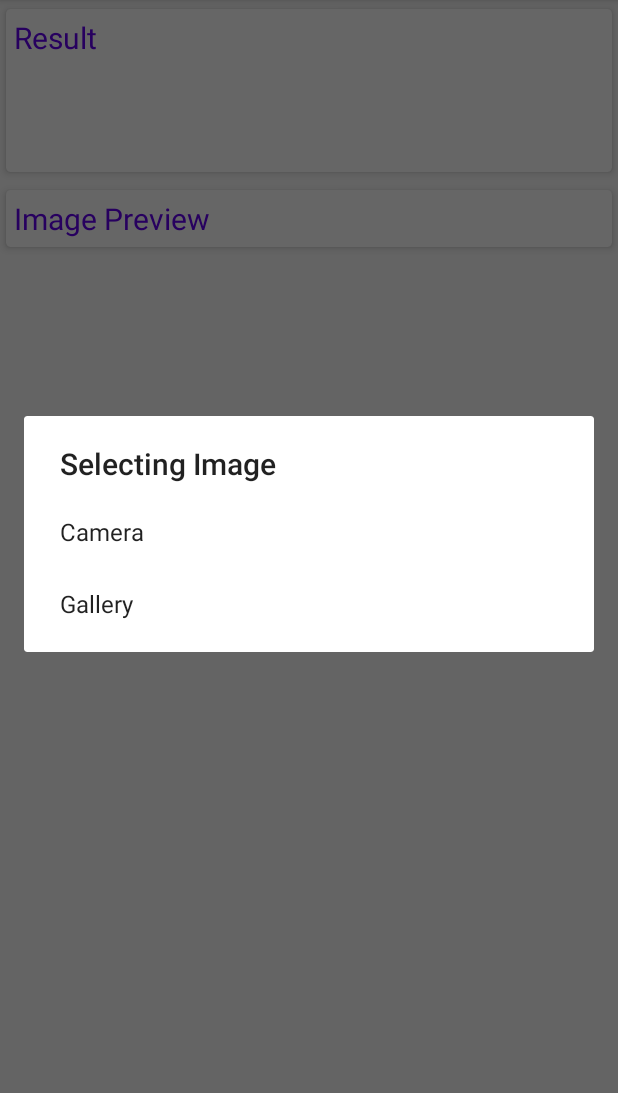
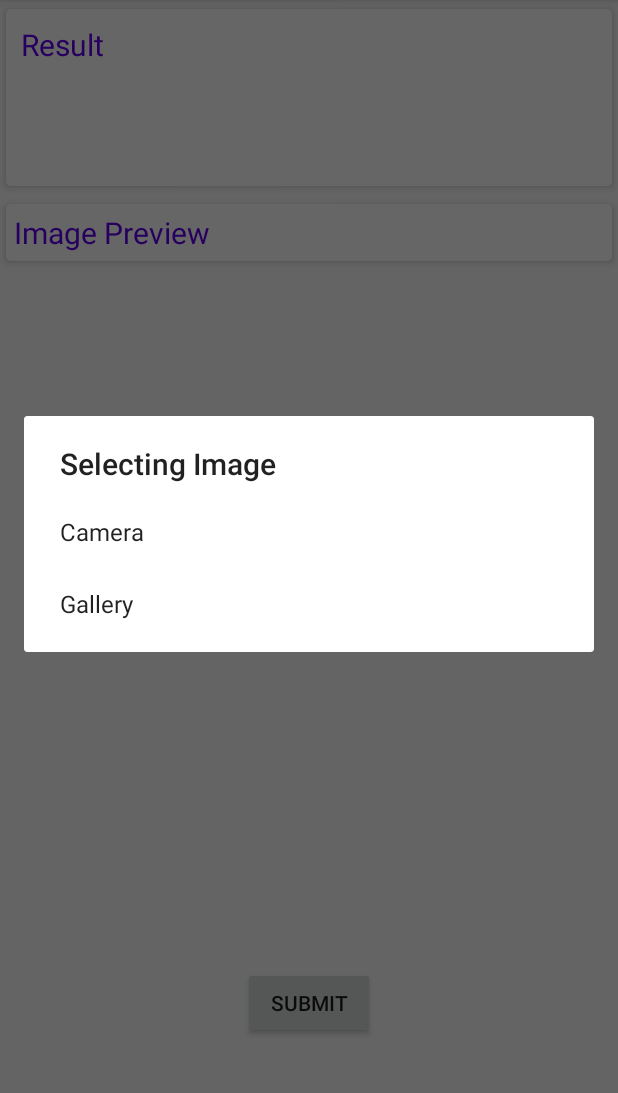
Before and after one commit to Eoghan-oconnor/FinalYearProject, an Android app: the OCR screen opened directly, with no data from a screen before it, after a tap on "Add Image", on a phone screen of 412 x 824 dp, the part 84-1177 px from its top. Run offline under Robolectric (Android 15) with nearby library versions, the phone set to English and light mode, and no system bars; libraries missing offline, so code that uses them is left out: com.parse, com.theartofdev.edmodo; pictures from the network do not load.

Commit message:
Ocr added and adding prices to db

```diff
--- a/app/src/main/java/com/example/navigation/InfoDisplay.java
+++ b/app/src/main/java/com/example/navigation/InfoDisplay.java
@@ -148,7 +148,7 @@ public class InfoDisplay extends AppCompatActivity {
     }
 
     public void voidUpdateOnClick(View view) {
-        if (diesel.getText().toString().matches("") || diesel.getText().toString().matches("")) {
+        if (diesel.getText().toString().matches("") || petrol.getText().toString().matches("")) {
             Toast.makeText(this, "Please Do not enter a Blank String", Toast.LENGTH_SHORT).show();
 
         } else {
@@ -182,6 +182,8 @@ public class InfoDisplay extends AppCompatActivity {
 
     public void onClickCamera(View view){
         Intent intent = new Intent(this, OCR.class);
+        intent.putExtra("placeId", placeId);
+        Log.i("placeIdID",placeId);
         startActivity(intent);
     }
 }
--- a/app/src/main/java/com/example/navigation/OCR.java
+++ b/app/src/main/java/com/example/navigation/OCR.java
@@ -9,6 +9,7 @@ import androidx.core.app.ActivityCompat;
 import androidx.core.content.ContextCompat;
 
 import android.Manifest;
+import android.annotation.SuppressLint;
 import android.app.Activity;
 import android.content.ContentValues;
 import android.content.Context;
@@ -20,16 +21,26 @@ import android.graphics.drawable.BitmapDrawable;
 import android.net.Uri;
 import android.os.Bundle;
 import android.provider.MediaStore;
+import android.util.Log;
 import android.util.SparseArray;
 import android.view.Menu;
 import android.view.MenuItem;
+import android.view.View;
+import android.widget.Button;
 import android.widget.EditText;
 import android.widget.ImageView;
+import android.widget.Switch;
+import android.widget.TextView;
 import android.widget.Toast;
 
 import com.google.android.gms.vision.Frame;
 import com.google.android.gms.vision.text.TextBlock;
 import com.google.android.gms.vision.text.TextRecognizer;
+import com.parse.GetCallback;
+import com.parse.ParseException;
+import com.parse.ParseObject;
+import com.parse.ParseQuery;
+import com.parse.SaveCallback;
 import com.theartofdev.edmodo.cropper.CropImage;
 import com.theartofdev.edmodo.cropper.CropImageView;
 
@@ -40,6 +51,22 @@ public class OCR extends AppCompatActivity {
     EditText mResultEt;
     EditText mResultEt2;
     ImageView mPreviewIv;
+    Button priceReview;
+    TextView price1Confirm;
+    ImageView pic;
+    EditText popupPrice1;
+    EditText popupPrice2;
+    Button save;
+    Switch switchPrice1;
+    Switch switchPrice2;
+
+    ParseQuery query = new ParseQuery("FuelPrice");
+
+
+
+
+
+
 
     private static final int CAMERA_REQUEST_CODE = 200;
     private static final int STORAGE_REQUEST_CODE = 400;
@@ -52,8 +79,13 @@ public class OCR extends AppCompatActivity {
 
     Uri imageUri;
 
+    private AlertDialog.Builder builder;
+    private AlertDialog dialog;
 
 
+
+
+    @SuppressLint("WrongViewCast")
     @Override
     protected void onCreate(Bundle savedInstanceState) {
         super.onCreate(savedInstanceState);
@@ -64,9 +96,14 @@ public class OCR extends AppCompatActivity {
 
 
 
+
+        //Log.i("placeIdOCR",placeId);
+
         mResultEt = findViewById(R.id.resultEt);
         mResultEt2 = findViewById(R.id.resultEt2);
         mPreviewIv = findViewById(R.id.imageIv);
+        priceReview = (Button) findViewById(R.id.submit);
+
 
         cameraPermission = new String[]{Manifest.permission.CAMERA, Manifest.permission.WRITE_EXTERNAL_STORAGE};
         storagePermission = new String[]{Manifest.permission.WRITE_EXTERNAL_STORAGE};
@@ -85,6 +122,10 @@ public class OCR extends AppCompatActivity {
             showImageImportDialog();
         }
         return super.onOptionsItemSelected(item);
+    }
+
+    public void PopupOnClick(View view){
+        confirmFuelPrices();
     }
 
     private void showImageImportDialog() {
@@ -229,6 +270,10 @@ public class OCR extends AppCompatActivity {
 
                     mResultEt.setText(price1);
                     mResultEt2.setText(price2);
+
+
+                    //popupPrice1.setText(price1);
+                    //popupPrice2.setText(price2);
                 }
 
             } else if (resultCode == CropImage.CROP_IMAGE_ACTIVITY_RESULT_ERROR_CODE) {
@@ -238,4 +283,70 @@ public class OCR extends AppCompatActivity {
             }
         }
     }
+
+    public void confirmFuelPrices(){
+        builder = new AlertDialog.Builder(this);
+        final View popup = getLayoutInflater().inflate(R.layout.popup, null);
+
+
+        popupPrice1 = (EditText) popup.findViewById(R.id.price1);
+        popupPrice2 = (EditText) popup.findViewById(R.id.price2);
+        switchPrice2 = (Switch) popup.findViewById(R.id.switch1);
+        switchPrice1 = (Switch) popup.findViewById(R.id.switch2);
+
+        popupPrice1.setText(mResultEt.getText().toString());
+        popupPrice2.setText(mResultEt2.getText().toString());
+
+        builder.setView(popup);
+        dialog = builder.create();
+        dialog.show();
+
+    }
+
+    public void SubmitOnClick(View view){
+
+        String placeId = getIntent().getStringExtra("placeId");
+
+
+
+        query.whereEqualTo("PlaceId",placeId);
+        Log.i("Submit Clicked","***");
+        query.getFirstInBackground(new GetCallback<ParseObject>() {
+            @Override
+            public void done(ParseObject object, ParseException e) {
+
+                if(switchPrice1.isChecked()){
+                    Log.i("switchPrice1","isChecked");
+                    object.put("PetrolPrice",popupPrice1.getText().toString());
+                    object.put("DieselPrice",popupPrice2.getText().toString());
+                } else if(!switchPrice1.isChecked()){
+                    object.put("DieselPrice",popupPrice1.getText().toString());
+                    object.put("PetrolPrice",popupPrice2.getText().toString());
+                }
+
+                if (switchPrice2.isChecked()){
+                    object.put("DieselPrice",popupPrice2.getText().toString());
+                    object.put("PetrolPrice",popupPrice1.getText().toString());
+                } else if (!switchPrice2.isChecked()){
+                    object.put("DieselPrice",popupPrice1.getText().toString());
+                    object.put("PetrolPrice",popupPrice2.getText().toString());
+                }
+
+                object.saveInBackground(new SaveCallback() {
+                    @Override
+                    public void done(ParseException e) {
+                        if(e == null){
+                            Log.i("Update Fuel Prices", "Save Successful OCR");
+                        } else {
+                            Log.i("Error", ":" + e.getMessage());
+                        }
+                    }
+                });
+
+            }
+
+        });
+
+        onBackPressed();
+    }
 }
--- a/app/src/main/res/layout/activity_info_display.xml
+++ b/app/src/main/res/layout/activity_info_display.xml
@@ -144,8 +144,8 @@
     <Button
         android:id="@+id/camera"
         android:layout_width="wrap_content"
-        android:layout_height="wrap_content"
-        android:layout_marginBottom="172dp"
+        android:layout_height="48dp"
+        android:layout_marginBottom="140dp"
         android:onClick="onClickCamera"
         android:text="Use Camera"
         app:layout_constraintBottom_toBottomOf="parent"
--- a/app/src/main/res/layout/activity_o_c_r.xml
+++ b/app/src/main/res/layout/activity_o_c_r.xml
@@ -8,13 +8,13 @@
     tools:context=".OCR">
 
     <ScrollView
+
         android:layout_width="match_parent"
         android:layout_height="wrap_content">
         <LinearLayout
-            android:layout_width="match_parent"
+            android:layout_width="fill_parent"
             android:layout_height="wrap_content"
             android:orientation="vertical">
-
 
             <androidx.cardview.widget.CardView
                 android:layout_width="match_parent"
@@ -23,36 +23,43 @@
                 app:cardUseCompatPadding="true"
                 app:cardCornerRadius="3dp"
                 app:cardElevation="3dp">
+
                 <LinearLayout
+                    android:id="@+id/PriceReview"
                     android:layout_width="match_parent"
                     android:layout_height="wrap_content"
                     android:orientation="vertical"
-                    android:padding="5dp">
+                    android:padding="10dp">
 
                     <TextView
+                        android:layout_width="match_parent"
+                        android:layout_height="wrap_content"
                         android:text="Result"
                         android:textColor="@color/colorPrimary"
-                        android:textSize="20sp"
-                        android:layout_width="match_parent"
-                        android:layout_height="wrap_content"/>
+                        android:textSize="20sp" />
+
                     <EditText
                         android:id="@+id/resultEt"
-                        android:hint=""
+                        android:layout_width="fill_parent"
+                        android:layout_height="wrap_content"
+                        android:layout_weight="1"
                         android:autoLink="all"
                         android:background="@null"
+                        android:hint=""
                         android:padding="5dp"
-                        android:textColor="#000"
-                        android:layout_width="match_parent"
-                        android:layout_height="wrap_content"/>
+                        android:textColor="#000" />
+
+
                     <EditText
                         android:id="@+id/resultEt2"
-                        android:hint=""
+                        android:layout_width="381dp"
+                        android:layout_height="wrap_content"
                         android:autoLink="all"
                         android:background="@null"
+                        android:hint=""
                         android:padding="5dp"
-                        android:textColor="#000"
-                        android:layout_width="match_parent"
-                        android:layout_height="wrap_content"/>
+                        android:textColor="#000" />
+
                 </LinearLayout>
 
 
@@ -64,28 +71,43 @@
                 app:cardUseCompatPadding="true"
                 app:cardCornerRadius="3dp"
                 app:cardElevation="3dp">
+
                 <LinearLayout
                     android:layout_width="match_parent"
                     android:layout_height="wrap_content"
                     android:orientation="vertical"
                     android:padding="5dp">
+
                     <TextView
+                        android:layout_width="match_parent"
+                        android:layout_height="wrap_content"
                         android:text="Image Preview"
                         android:textColor="@color/colorPrimary"
-                        android:textSize="20sp"
-                        android:layout_width="match_parent"
-                        android:layout_height="wrap_content"/>
+                        android:textSize="20sp" />
+
                     <ImageView
                         android:id="@+id/imageIv"
                         android:layout_width="wrap_content"
                         android:layout_height="wrap_content"
-                        android:maxHeight="250dp"
-                        />
+                        android:maxHeight="250dp" />
                 </LinearLayout>
 
 
             </androidx.cardview.widget.CardView>
+
         </LinearLayout>
+
     </ScrollView>
 
+    <Button
+        android:id="@+id/submit"
+        android:layout_width="wrap_content"
+        android:layout_height="wrap_content"
+        android:layout_alignParentBottom="true"
+        android:layout_centerHorizontal="true"
+        android:layout_marginBottom="75dp"
+        android:onClick="PopupOnClick"
+        android:text="Submit" />
+
+
 </RelativeLayout>
```
Also changed, not shown: app/src/main/res/layout/popup.xml (added, +124 -0 lines).
